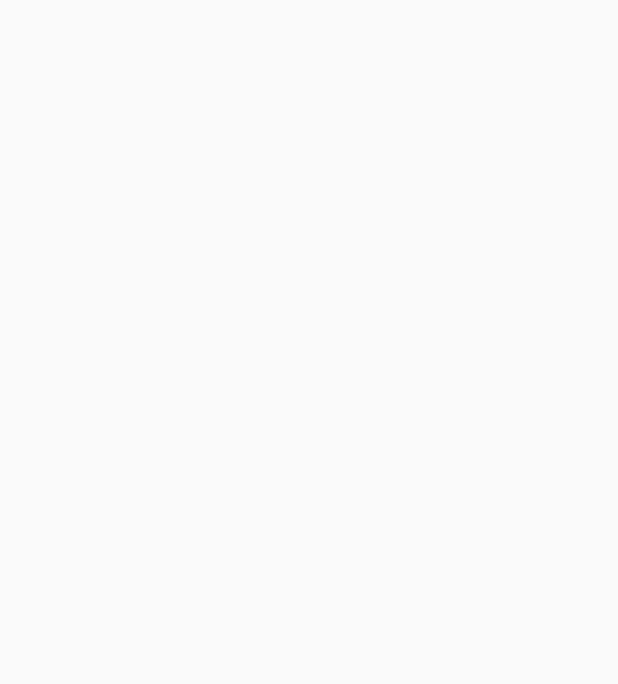
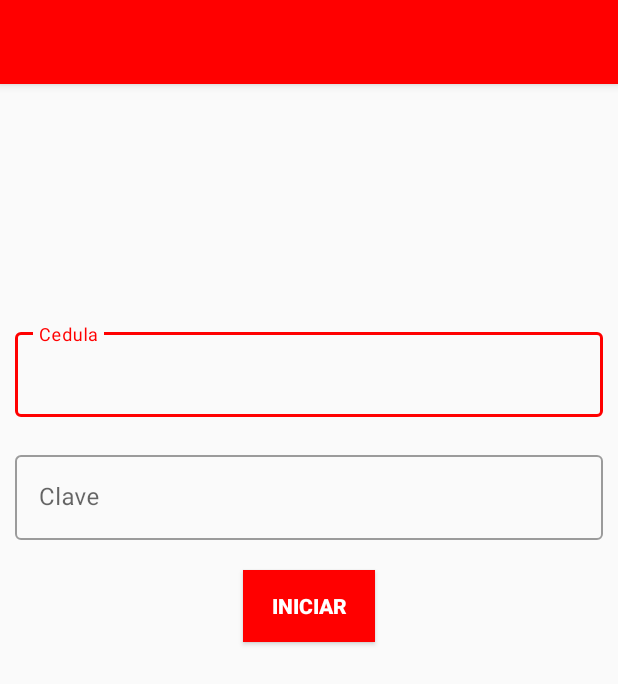
Before and after one commit to brandonmacay/ColegioJambeli, an Android app: the DocenteActivity screen opened directly, with no data from a screen before it, on a phone screen of 412 x 824 dp. Before the commit the part shown is empty. Shown: the top 684 px of the screen. Run offline under Robolectric (Android 15) with nearby library versions, the phone set to English and light mode, and no system bars.

```diff
--- a/app/src/main/java/com/vluver/cbj/colegio/Docente/DocenteActivity.java
+++ b/app/src/main/java/com/vluver/cbj/colegio/Docente/DocenteActivity.java
@@ -11,6 +11,6 @@ public class DocenteActivity extends AppCompatActivity {
     @Override
     protected void onCreate(Bundle savedInstanceState) {
         super.onCreate(savedInstanceState);
-        setContentView(R.layout.activity_docente2);
+        setContentView(R.layout.activity_docente);
     }
 }
--- a/app/src/main/java/com/vluver/cbj/colegio/Estudiante/fragments/HorarioFrag.java
+++ b/app/src/main/java/com/vluver/cbj/colegio/Estudiante/fragments/HorarioFrag.java
@@ -9,6 +9,7 @@ import android.widget.Button;
 import android.widget.Toast;
 
 import androidx.fragment.app.Fragment;
+import androidx.recyclerview.widget.DividerItemDecoration;
 import androidx.recyclerview.widget.LinearLayoutManager;
 import androidx.recyclerview.widget.RecyclerView;
 
--- a/app/src/main/res/layout/activity_docente.xml
+++ b/app/src/main/res/layout/activity_docente.xml
@@ -18,7 +18,7 @@
         />
     <com.google.android.material.textfield.TextInputLayout
         android:layout_margin="10dp"
-        android:background="#F4F4F4"
+        style="@style/Widget.MaterialComponents.TextInputLayout.OutlinedBox"
         android:layout_width="match_parent"
         android:layout_height="wrap_content">
 
@@ -32,7 +32,7 @@
 
     <com.google.android.material.textfield.TextInputLayout
         android:layout_margin="10dp"
-        android:background="#F4F4F4"
+        style="@style/Widget.MaterialComponents.TextInputLayout.OutlinedBox"
         android:layout_width="match_parent"
         android:layout_height="wrap_content">
 
--- a/app/src/main/res/layout/activity_docente2.xml
+++ /dev/null
@@ -1,9 +0,0 @@
-<?xml version="1.0" encoding="utf-8"?>
-<androidx.constraintlayout.widget.ConstraintLayout xmlns:android="http://schemas.android.com/apk/res/android"
-    xmlns:app="http://schemas.android.com/apk/res-auto"
-    xmlns:tools="http://schemas.android.com/tools"
-    android:layout_width="match_parent"
-    android:layout_height="match_parent"
-    tools:context=".Docente.DocenteActivity">
-
-</androidx.constraintlayout.widget.ConstraintLayout>
```
Also changed, not shown: app/src/main/java/com/vluver/cbj/colegio/Estudiante/Adaptador/HorarioEstudianteAdaptador.java (+6 -8 lines), app/src/main/res/drawable/border.xml (added, +8 -0 lines), app/src/main/res/layout/item_horario_estudiante.xml (+17 -15 lines).
